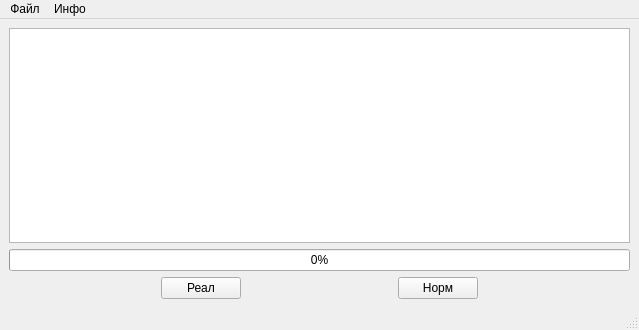
Old version of the form bf4bh2.ui in the repository UndeadMorose/BF4BH2.
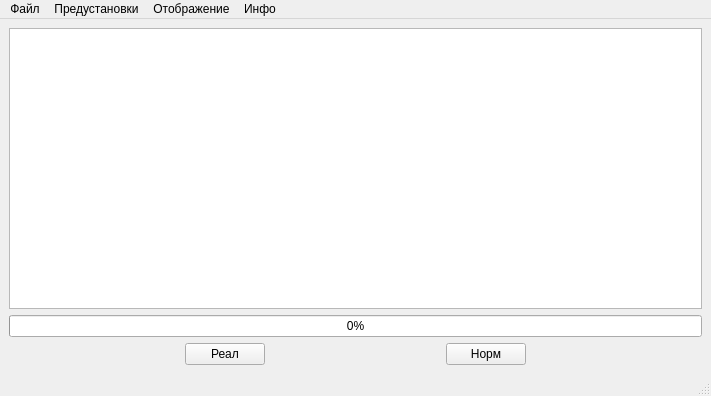
New version of the form. Icons and pictures are not drawn.

Commit message:
v1.2.2.2 implemented presets file fixed menu
реализован файл предустановок
фикс меню

The edit to the form file:
```diff
--- a/bf4bh2.ui
+++ b/bf4bh2.ui
@@ -6,8 +6,8 @@
    <rect>
     <x>0</x>
     <y>0</y>
-    <width>639</width>
-    <height>330</height>
+    <width>711</width>
+    <height>396</height>
    </rect>
   </property>
   <property name="windowTitle">
@@ -99,17 +99,17 @@
     <rect>
      <x>0</x>
      <y>0</y>
-     <width>639</width>
+     <width>711</width>
      <height>20</height>
     </rect>
    </property>
-   <widget class="QMenu" name="menu_2">
+   <widget class="QMenu" name="uimInfo">
     <property name="title">
      <string>Инфо</string>
     </property>
     <addaction name="uiaAbout"/>
    </widget>
-   <widget class="QMenu" name="menu">
+   <widget class="QMenu" name="uimFile">
     <property name="title">
      <string>Файл</string>
     </property>
@@ -125,8 +125,21 @@
     <addaction name="separator"/>
     <addaction name="uiaQuit"/>
    </widget>
-   <addaction name="menu"/>
-   <addaction name="menu_2"/>
+   <widget class="QMenu" name="uimView">
+    <property name="title">
+     <string>Отображение</string>
+    </property>
+    <addaction name="uiaRow"/>
+   </widget>
+   <widget class="QMenu" name="uimPreset">
+    <property name="title">
+     <string>Предустановки</string>
+    </property>
+   </widget>
+   <addaction name="uimFile"/>
+   <addaction name="uimPreset"/>
+   <addaction name="uimView"/>
+   <addaction name="uimInfo"/>
   </widget>
   <widget class="QStatusBar" name="statusbar"/>
   <action name="uiaQuit">
```
Left out of the diff: 68 changed lines with no effect on the pictures. The commit also changes 6 other files.
